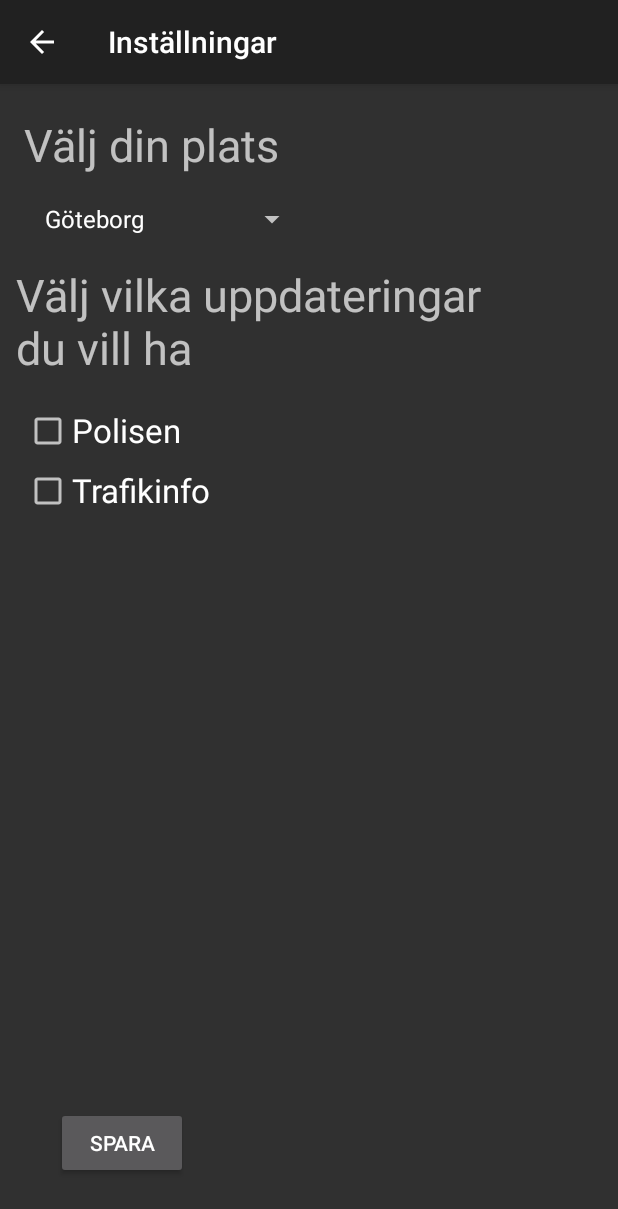
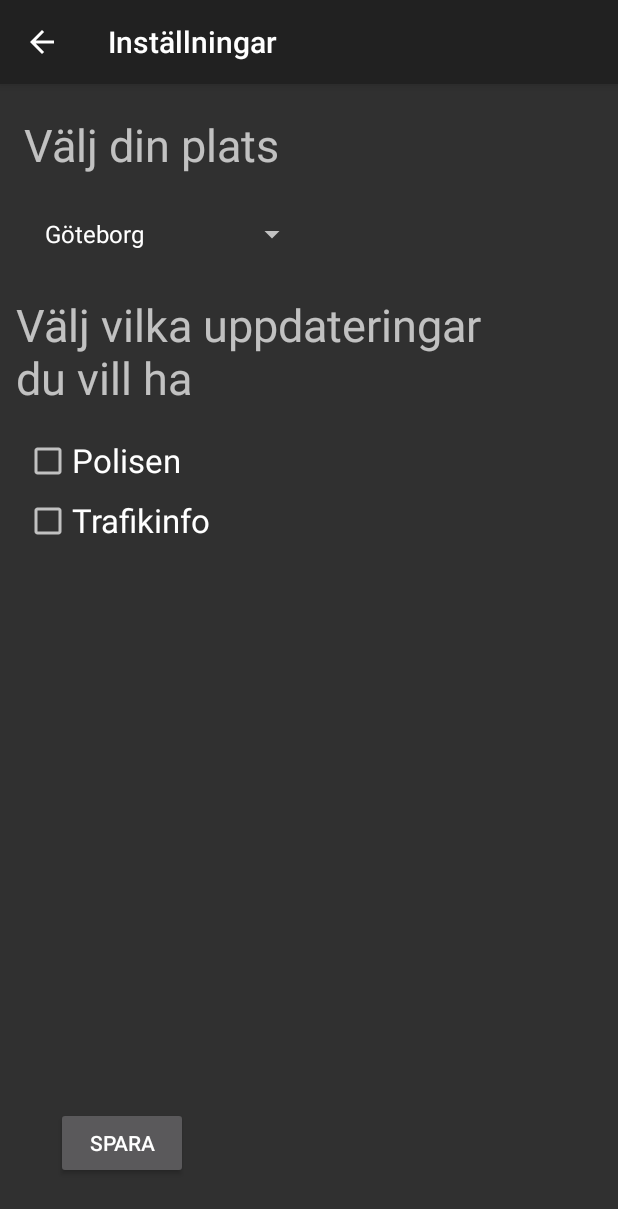
Before and after one commit to Ohedendahl/TIG167, an Android app: the Preferences screen opened directly, with no data from a screen before it, after a tap on "SPARA", on a phone screen of 412 x 824 dp. Shown: the top 1209 px of the screen. Run offline under Robolectric (Android 15) with nearby library versions, the phone set to English and light mode, and no system bars.

```diff
--- a/MyFirstApp/app/src/main/java/tig167/myfirstapp/Preferences.java
+++ b/MyFirstApp/app/src/main/java/tig167/myfirstapp/Preferences.java
@@ -41,6 +41,7 @@ public class Preferences extends AppCompatActivity {
         targetList.add(1, getString(R.string.stockholm_header));
         targetList.add(2, getString(R.string.malmo_header));
         ArrayAdapter<String> adapter = new ArrayAdapter<>(this, android.R.layout.simple_spinner_dropdown_item, targetList);
+
         s.setAdapter(adapter);
         s.setSelection(pref.getInt("valSpinner",0));
 
@@ -56,14 +57,29 @@ public class Preferences extends AppCompatActivity {
 
         final CheckBox checkBoxPolice = findViewById(R.id.polisenCheck);
         final CheckBox checkBoxTraffic = findViewById(R.id.trafikinfoCheck);
+        String stadURL = "Göteborg";
 
-        Spinner s = (Spinner) findViewById(R.id.spinner2);
+        Spinner s = findViewById(R.id.spinner2);
         int positionSpinner = s.getSelectedItemPosition();
 
         prefEditor.putInt("valSpinner",positionSpinner);
-        String stadSpinner = s.getSelectedItem().toString();
-        prefEditor.putString("stad", stadSpinner);
-        prefEditor.putString("policeURL", "https://polisen.se/api/events?locationname=" + stadSpinner);
+
+        if (positionSpinner == 0) {
+            stadURL = "Göteborg";
+        }
+
+        if (positionSpinner == 1) {
+            stadURL = "Stockholm";
+        }
+
+        if (positionSpinner == 2) {
+            stadURL = "Malmö";
+        }
+
+        prefEditor.putString("policeURL", "https://polisen.se/api/events?locationname=" + stadURL);
+
+        String rubrikStad = s.getSelectedItem().toString();
+        prefEditor.putString("stad", rubrikStad);
 
 
         if (checkBoxPolice.isChecked()) {
@@ -83,7 +99,8 @@ public class Preferences extends AppCompatActivity {
         prefEditor.apply();
 
         me = this;
-        Toast.makeText(me, "Inställningar sparade", Toast.LENGTH_SHORT).show();
+        Toast.makeText(me, me.getResources().getString(R.string.toast_settings_saved), Toast.LENGTH_SHORT).show();
    }
 
+
 }
--- a/MyFirstApp/app/src/main/res/layout/activity_preferences.xml
+++ b/MyFirstApp/app/src/main/res/layout/activity_preferences.xml
@@ -25,7 +25,7 @@
         android:layout_below="@+id/info_settings"
         android:layout_alignParentStart="true"
         android:layout_marginStart="22dp"
-        android:layout_marginTop="5dp"
+        android:layout_marginTop="15dp"
         android:textSize="30dp" />
 
     <TextView
@@ -36,7 +36,7 @@
         android:layout_alignParentTop="true"
         android:layout_marginStart="-11dp"
         android:layout_marginLeft="2dp"
-        android:layout_marginTop="120dp"
+        android:layout_marginTop="140dp"
         android:text="@string/choose_updates_text"
         android:textSize="30sp" />
 
```
Also changed, not shown: MyFirstApp/app/src/main/java/tig167/myfirstapp/MainActivity.java (+6 -16 lines), MyFirstApp/app/src/main/res/layout/activity_main.xml (+15 -2 lines), MyFirstApp/app/src/main/res/values/strings.xml (+7 -0 lines), 2 other files.
